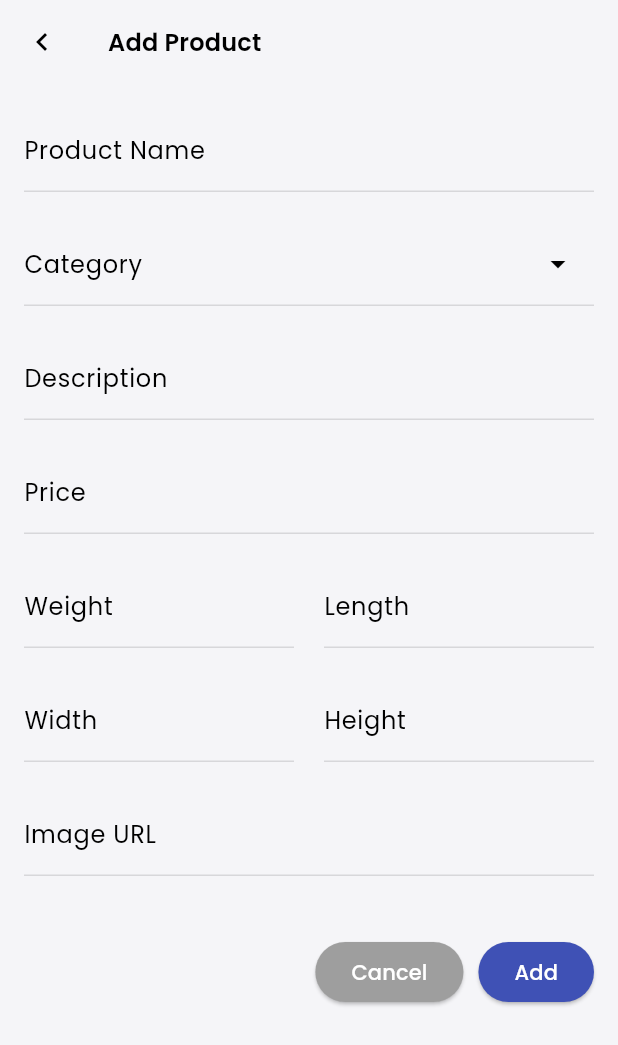
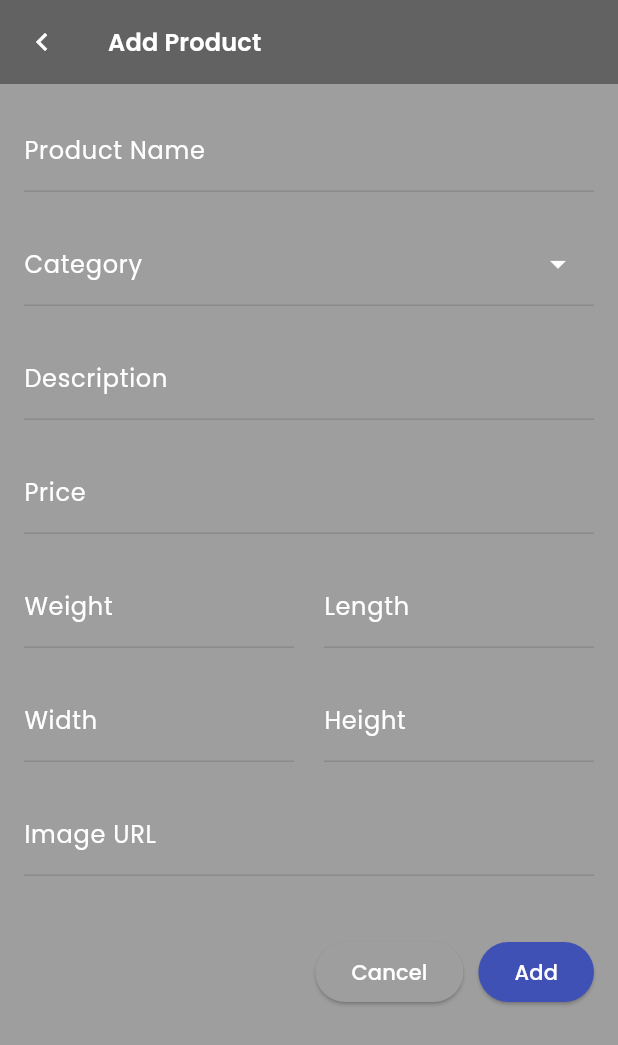
Before and after one commit to dr-old/klontong_store, a Flutter app: the screen it shows after launch, after a tap on the "add" icon, on a phone screen of 412 x 824 dp. Shown: the top 1045 px of the screen. Run offline on Flutter 3.47's test engine with Material 3 defaults, Android fonts, the phone set to English and light mode, and no system bars; drawn by our look-alikes of dropdown_search; our stand-ins replace flutter_bloc; network calls fail.

Commit message:
update: button theme mode and  adjust theme mode

```diff
--- a/lib/screens/home_screen.dart
+++ b/lib/screens/home_screen.dart
@@ -6,6 +6,7 @@ import 'package:klontong_store/repositories/menu_repository.dart';
 import 'package:klontong_store/screens/product/product_card.dart';
 import 'package:klontong_store/screens/product/product_form.dart';
 import 'package:klontong_store/screens/product/product_tile.dart';
+import 'package:klontong_store/utils/theme.dart';
 import '../../blocs/product_bloc.dart';
 
 class HomeScreen extends StatefulWidget {
@@ -28,7 +29,6 @@ class _HomeScreenState extends State<HomeScreen> {
     WidgetsBinding.instance.addPostFrameCallback((_) {
       if (_shouldFocus) {
         _searchFocusNode.requestFocus();
-        print('object');
       }
     });
   }
@@ -94,14 +94,24 @@ class _HomeScreenState extends State<HomeScreen> {
             Padding(
               padding: const EdgeInsets.all(16.0),
               child: TextFormField(
+                onTap: () {
+                  Navigator.of(context).pushNamed(
+                    '/productList',
+                    arguments: {'category': ''},
+                  );
+                  setState(() {
+                    _shouldFocus = true;
+                  });
+                },
+                readOnly: true,
                 decoration: InputDecoration(
                   filled: true,
-                  fillColor: Colors.white,
+                  fillColor: Theme.of(context).cardColor,
                   hintStyle: Theme.of(context).textTheme.bodyMedium,
                   hintText: 'Search...',
-                  suffixIcon: const Icon(
+                  suffixIcon: Icon(
                     Icons.search,
-                    color: Colors.black38,
+                    color: Theme.of(context).hintColor,
                   ),
                   border: OutlineInputBorder(
                     borderRadius: BorderRadius.circular(15.0),
@@ -117,7 +127,7 @@ class _HomeScreenState extends State<HomeScreen> {
                 scrollDirection: Axis.horizontal,
                 child: Row(
                   children: [
-                    SizedBox(width: 16.0),
+                    const SizedBox(width: 16.0),
                     ...menuItems.map((menuItem) {
                       return Padding(
                         padding: const EdgeInsets.only(right: 16.0),
@@ -146,7 +156,11 @@ class _HomeScreenState extends State<HomeScreen> {
             BlocBuilder<ProductBloc, ProductState>(
               builder: (context, state) {
                 if (state is ProductLoading) {
-                  return const Center(child: CircularProgressIndicator());
+                  return const Center(
+                      child: Padding(
+                    padding: EdgeInsets.only(top: 100),
+                    child: CircularProgressIndicator(),
+                  ));
                 } else if (state is ProductLoaded) {
                   final List<Product> products = state.products;
 
@@ -189,6 +203,15 @@ class _HomeScreenState extends State<HomeScreen> {
           ],
         ),
       ),
+      floatingActionButton: FloatingActionButton(
+        onPressed: () {
+          context.read<ThemeCubit>().toggleTheme();
+        },
+        child: const Icon(
+          Icons.brightness_4_outlined,
+          color: Colors.white,
+        ),
+      ),
     );
   }
 
@@ -202,7 +225,8 @@ class _HomeScreenState extends State<HomeScreen> {
             left,
             style: Theme.of(context).textTheme.titleMedium,
           ),
-          GestureDetector(
+          right.isNotEmpty
+              ? GestureDetector(
                   onTap: () {
                     Navigator.of(context).pushNamed(
                       '/productList',
@@ -217,6 +241,7 @@ class _HomeScreenState extends State<HomeScreen> {
                     style: Theme.of(context).textTheme.bodySmall,
                   ),
                 )
+              : Text(right),
         ],
       ),
     );
--- a/lib/screens/product/product_form.dart
+++ b/lib/screens/product/product_form.dart
@@ -140,10 +140,7 @@ class _ProductFormState extends State<ProductForm> {
         listener: (context, state) {
           if (state is ProductSuccess) {
             if (widget.isEditing) {
-              Navigator.of(context).popAndPushNamed(
-                '/productDetail',
-                arguments: {"product": widget.product},
-              );
+              Navigator.of(context).popAndPushNamed('/');
             } else {
               Navigator.of(context).pop();
             }
--- a/lib/screens/product/product_list_screen.dart
+++ b/lib/screens/product/product_list_screen.dart
@@ -19,7 +19,7 @@ class _ProductListScreenState extends State<ProductListScreen> {
   final TextEditingController _searchController = TextEditingController();
   bool _isLoadingMore = false;
   bool _isSearching = false;
-  bool _isGridView = true;
+  bool _isGridView = false;
 
   @override
   void initState() {
@@ -96,9 +96,9 @@ class _ProductListScreenState extends State<ProductListScreen> {
                 decoration: InputDecoration(
                   hintStyle: Theme.of(context).textTheme.bodyMedium,
                   hintText: 'Search...',
-                  prefixIcon: const Icon(
+                  prefixIcon: Icon(
                     Icons.search,
-                    color: Colors.black38,
+                    color: Theme.of(context).hintColor,
                   ),
                   border: OutlineInputBorder(
                     borderRadius: BorderRadius.circular(15.0),
--- a/lib/utils/theme.dart
+++ b/lib/utils/theme.dart
@@ -3,12 +3,13 @@ import 'package:flutter_bloc/flutter_bloc.dart';
 
 class ThemeCubit extends Cubit<ThemeData> {
   /// Constructor initializes with dark theme
-  ThemeCubit() : super(_lightTheme);
+  ThemeCubit() : super(_darkTheme);
 
   // Define custom light and dark themes
   static final _lightTheme = ThemeData(
     brightness: Brightness.light,
     primaryColor: Colors.blue,
+    hintColor: Colors.black38,
     scaffoldBackgroundColor: Color(0xfff5f5f8),
     colorScheme: const ColorScheme.light(
       primary: Colors.blue,
@@ -112,13 +113,14 @@ class ThemeCubit extends Cubit<ThemeData> {
   static final _darkTheme = ThemeData(
     brightness: Brightness.dark,
     primaryColor: Colors.indigo,
+    hintColor: Colors.white70,
     scaffoldBackgroundColor: Colors.black38,
     colorScheme: const ColorScheme.dark(
       primary: Colors.indigo,
       secondary: Colors.teal,
     ),
     appBarTheme: const AppBarTheme(
-      backgroundColor: Colors.indigo,
+      backgroundColor: Colors.black38,
       foregroundColor: Colors.white,
     ),
     textTheme: const TextTheme(
@@ -144,52 +146,52 @@ class ThemeCubit extends Cubit<ThemeData> {
         fontSize: 32,
         fontWeight: FontWeight.bold,
         fontFamily: 'Poppins',
-        color: Colors.white70,
+        color: Colors.white,
       ),
       headlineMedium: TextStyle(
         fontSize: 28,
         fontWeight: FontWeight.bold,
         fontFamily: 'Poppins',
-        color: Colors.white70,
+        color: Colors.white,
       ),
       headlineSmall: TextStyle(
         fontSize: 24,
         fontWeight: FontWeight.bold,
         fontFamily: 'Poppins',
-        color: Colors.white70,
+        color: Colors.white,
       ),
       titleLarge: TextStyle(
         fontSize: 20,
         fontWeight: FontWeight.w600,
         fontFamily: 'Poppins',
-        color: Colors.white70,
+        color: Colors.white,
       ),
       titleMedium: TextStyle(
         fontSize: 16,
         fontWeight: FontWeight.w600,
         fontFamily: 'Poppins',
-        color: Colors.white60,
+        color: Colors.white,
       ),
       titleSmall: TextStyle(
         fontSize: 14,
         fontWeight: FontWeight.w600,
         fontFamily: 'Poppins',
-        color: Colors.white60,
+        color: Colors.white,
       ),
       bodyLarge: TextStyle(
         fontSize: 16,
         fontFamily: 'Poppins',
-        color: Colors.white70,
+        color: Colors.white,
       ), // BodyText1
       bodyMedium: TextStyle(
         fontSize: 14,
         fontFamily: 'Poppins',
-        color: Colors.white60,
+        color: Colors.white70,
       ), // BodyText2
       bodySmall: TextStyle(
         fontSize: 12,
         fontFamily: 'Poppins',
-        color: Colors.white54,
+        color: Colors.white,
       ), // Caption
       labelLarge: TextStyle(
         fontSize: 14,
```
Also changed, not shown: 1 other file. Lines whose indentation alone changed are shown as unchanged.
